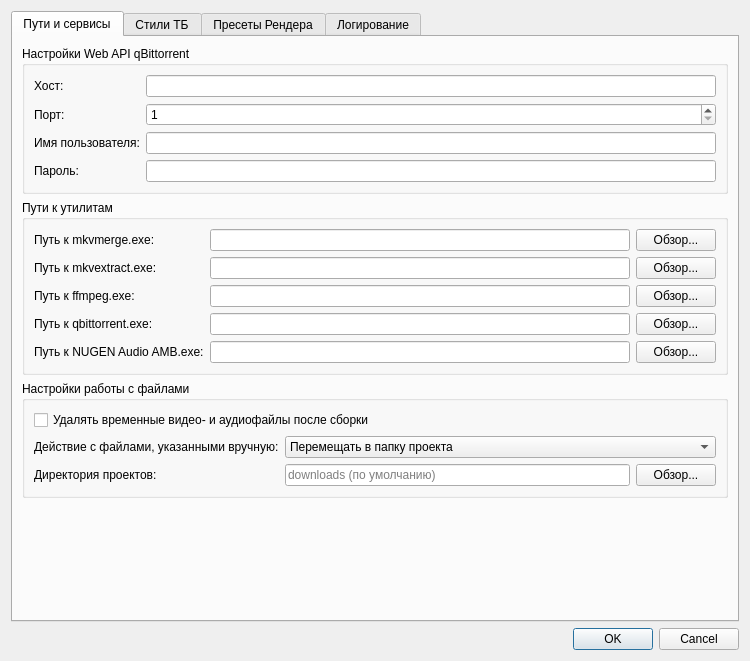
The window that ui/settingsdialog.ui (IceHoles/DubbingTool) describes before a commit, drawn with Qt 5.
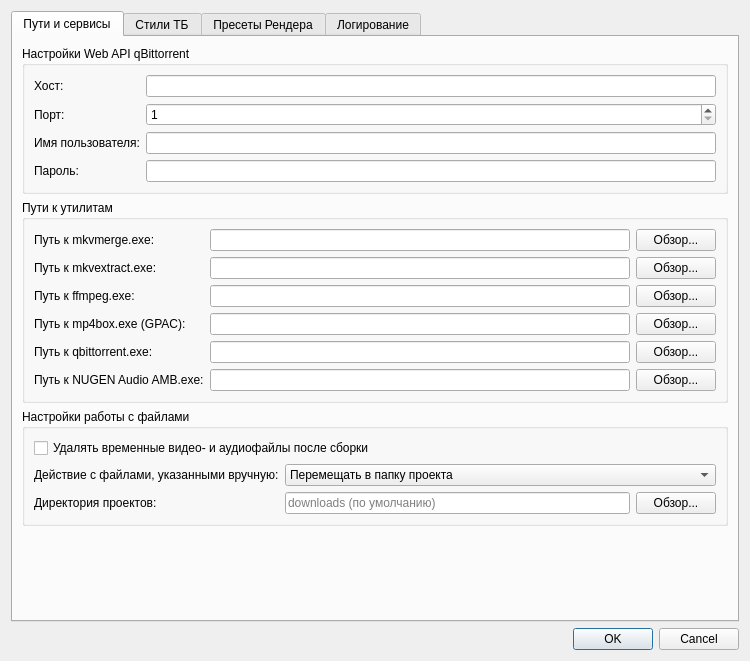
The same window after the commit.

Commit message: Add PostGenerator tests, VK post builder API, MP4Box path, and Telegram monospace fixes.

What changed in the file:
```diff
--- a/ui/settingsdialog.ui
+++ b/ui/settingsdialog.ui
@@ -145,33 +145,50 @@
            </widget>
           </item>
           <item row="3" column="0">
+           <widget class="QLabel" name="mp4boxPathLabel">
+            <property name="text">
+             <string>Путь к mp4box.exe (GPAC):</string>
+            </property>
+           </widget>
+          </item>
+          <item row="3" column="1">
+           <widget class="QLineEdit" name="mp4boxPathEdit"/>
+          </item>
+          <item row="3" column="2">
+           <widget class="QPushButton" name="browseMp4boxButton">
+            <property name="text">
+             <string>Обзор...</string>
+            </property>
+           </widget>
+          </item>
+          <item row="4" column="0">
            <widget class="QLabel" name="label_9">
             <property name="text">
              <string>Путь к qbittorrent.exe:</string>
             </property>
            </widget>
           </item>
-          <item row="3" column="1">
+          <item row="4" column="1">
            <widget class="QLineEdit" name="qbittorrentPathEdit"/>
           </item>
-          <item row="3" column="2">
+          <item row="4" column="2">
            <widget class="QPushButton" name="browseQbittorrentButton">
             <property name="text">
              <string>Обзор...</string>
             </property>
            </widget>
           </item>
-          <item row="4" column="0">
+          <item row="5" column="0">
            <widget class="QLabel" name="nugenAmbPathLabel">
             <property name="text">
              <string>Путь к NUGEN Audio AMB.exe:</string>
             </property>
            </widget>
           </item>
-          <item row="4" column="1">
+          <item row="5" column="1">
            <widget class="QLineEdit" name="nugenAmbPathEdit"/>
           </item>
-          <item row="4" column="2">
+          <item row="5" column="2">
            <widget class="QPushButton" name="browseNugenAmbButton">
             <property name="text">
              <string>Обзор...</string>
```
The commit also changes 15 other files.
